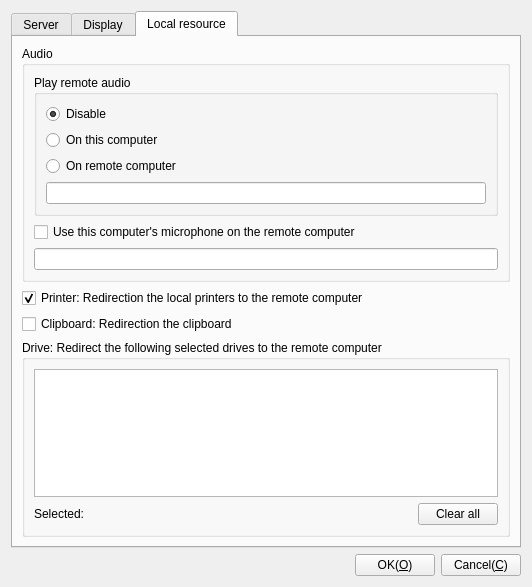
Above: Plugins/FreeRDP/Client/DlgSetFreeRDP.ui from KangLin/RabbitRemoteControl before the change. Below: the same form after it.
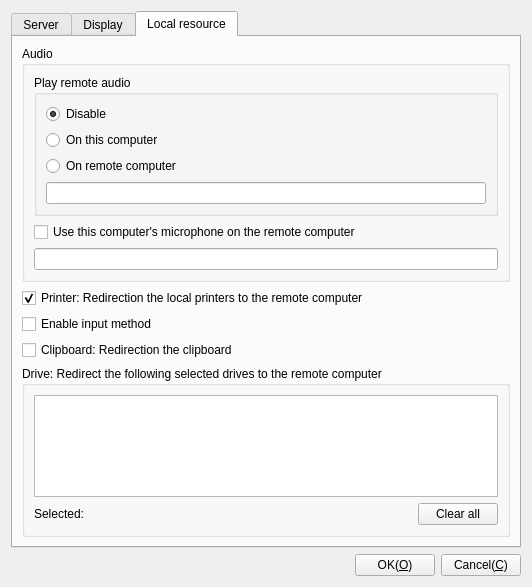
That is the form after the change. The open tabs and pages were chosen to show the change. Icons and pictures are not drawn. Custom widgets are drawn as their Qt base class.

Commit message: Plugin: add input method #48

The edit to the form file:
```diff
--- a/Plugins/FreeRDP/Client/DlgSetFreeRDP.ui
+++ b/Plugins/FreeRDP/Client/DlgSetFreeRDP.ui
@@ -451,23 +451,7 @@
          </property>
         </widget>
        </item>
-       <item row="2" column="0">
-        <widget class="QCheckBox" name="cbClipboard">
-         <property name="toolTip">
-          <string>Clipboard: Redirection the clipboard</string>
-         </property>
-         <property name="statusTip">
-          <string>Clipboard: Redirection the clipboard</string>
-         </property>
-         <property name="whatsThis">
-          <string>Clipboard: Redirection the clipboard</string>
-         </property>
-         <property name="text">
-          <string>Clipboard: Redirection the clipboard</string>
-         </property>
-        </widget>
-       </item>
-       <item row="3" column="0">
+       <item row="4" column="0">
         <widget class="QGroupBox" name="groupBox_3">
          <property name="toolTip">
           <string>Redirect the following selected drives to the remote computer</string>
@@ -583,6 +567,29 @@
          </layout>
         </widget>
        </item>
+       <item row="3" column="0">
+        <widget class="QCheckBox" name="cbClipboard">
+         <property name="toolTip">
+          <string>Clipboard: Redirection the clipboard</string>
+         </property>
+         <property name="statusTip">
+          <string>Clipboard: Redirection the clipboard</string>
+         </property>
+         <property name="whatsThis">
+          <string>Clipboard: Redirection the clipboard</string>
+         </property>
+         <property name="text">
+          <string>Clipboard: Redirection the clipboard</string>
+         </property>
+        </widget>
+       </item>
+       <item row="2" column="0">
+        <widget class="QCheckBox" name="cbEnableInputMethod">
+         <property name="text">
+          <string>Enable input method</string>
+         </property>
+        </widget>
+       </item>
       </layout>
      </widget>
     </widget>
```
The commit also changes 17 other files.
